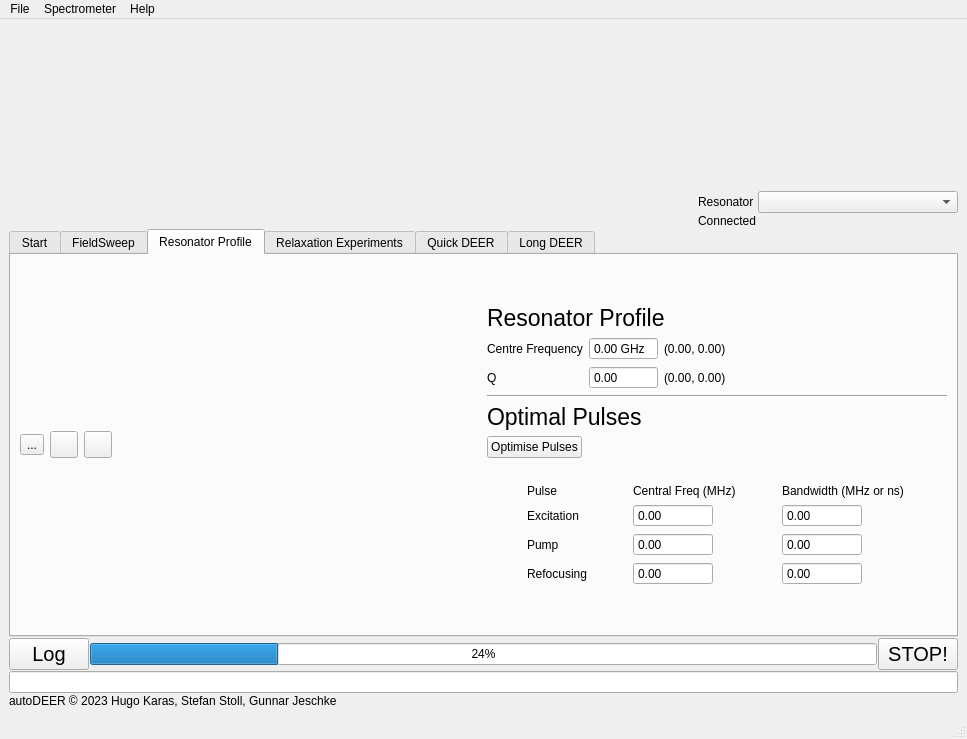
This is gui/gui2.ui in JeschkeLab/autoDEER as Qt 5 draws it before an edit. The edited form follows.
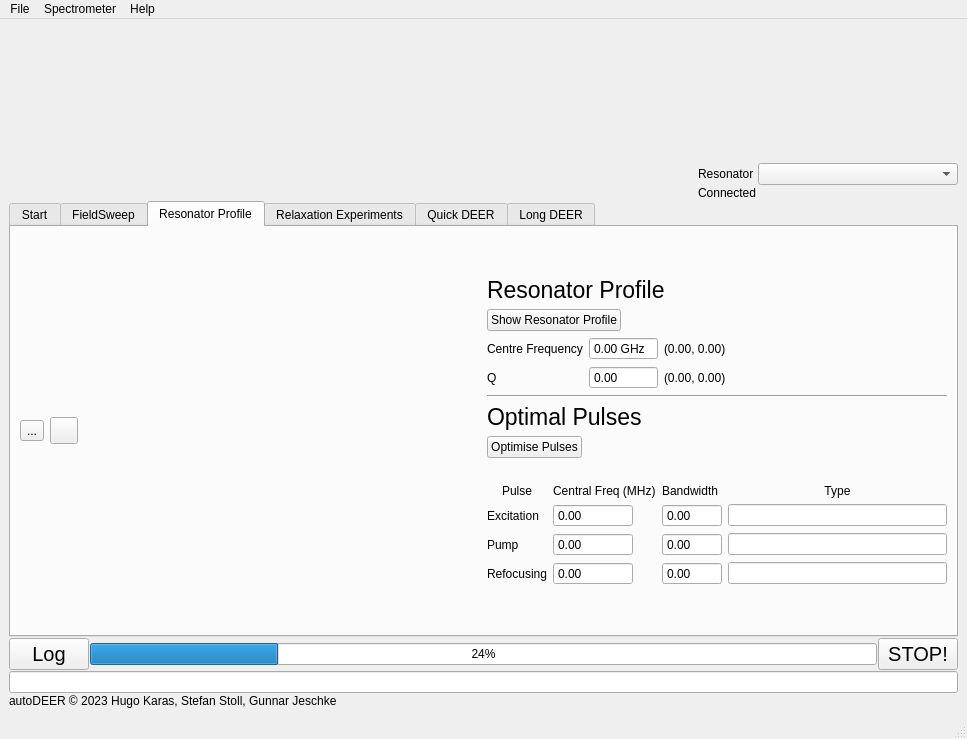
This is the edited form. The open tabs and pages were chosen to show the change. Icons and pictures are not drawn. Custom widgets are drawn as their Qt base class.

Diff of the .ui file:
```diff
--- a/gui/gui2.ui
+++ b/gui/gui2.ui
@@ -797,26 +797,6 @@
                   </property>
                  </widget>
                 </item>
-                <item>
-                 <widget class="QToolButton" name="respro_Run_button">
-                  <property name="toolTip">
-                   <string>Run/Rerun measurment</string>
-                  </property>
-                  <property name="text">
-                   <string notr="true"/>
-                  </property>
-                  <property name="icon">
-                   <iconset resource="../../../autoDeer_dev/GUI/resources_file.qrc">
-                    <normaloff>:/icons/resources/play.png</normaloff>:/icons/resources/play.png</iconset>
-                  </property>
-                  <property name="iconSize">
-                   <size>
-                    <width>20</width>
-                    <height>20</height>
-                   </size>
-                  </property>
-                 </widget>
-                </item>
                 <item>
                  <spacer name="horizontalSpacer_4">
                   <property name="orientation">
@@ -849,17 +829,24 @@
                 </property>
                </spacer>
               </item>
+              <item>
+               <widget class="QLabel" name="label_5">
+                <property name="font">
+                 <font>
+                  <pointsize>17</pointsize>
+                 </font>
+                </property>
+                <property name="text">
+                 <string>Resonator Profile</string>
+                </property>
+               </widget>
+              </item>
               <item>
                <layout class="QHBoxLayout" name="horizontalLayout_8">
                 <item>
-                 <widget class="QLabel" name="label_5">
-                  <property name="font">
-                   <font>
-                    <pointsize>17</pointsize>
-                   </font>
-                  </property>
+                 <widget class="QPushButton" name="show_respro">
                   <property name="text">
-                   <string>Resonator Profile</string>
+                   <string>Show Resonator Profile</string>
                   </property>
                  </widget>
                 </item>
@@ -994,24 +981,78 @@
                </layout>
               </item>
               <item>
-               <layout class="QGridLayout" name="gridLayout_2" columnstretch="0,1,1">
+               <layout class="QGridLayout" name="gridLayout_2" columnstretch="0,0,0,0">
                 <property name="sizeConstraint">
                  <enum>QLayout::SetDefaultConstraint</enum>
                 </property>
                 <property name="topMargin">
                  <number>20</number>
                 </property>
+                <item row="3" column="1">
+                 <widget class="QDoubleSpinBox" name="RefFreqBox">
+                  <property name="minimumSize">
+                   <size>
+                    <width>50</width>
+                    <height>0</height>
+                   </size>
+                  </property>
+                  <property name="maximumSize">
+                   <size>
+                    <width>80</width>
+                    <height>16777215</height>
+                   </size>
+                  </property>
+                  <property name="readOnly">
+                   <bool>true</bool>
+                  </property>
+                  <property name="buttonSymbols">
+                   <enum>QAbstractSpinBox::NoButtons</enum>
+                  </property>
+                 </widget>
+                </item>
+                <item row="0" column="3">
+                 <widget class="QLabel" name="label_4">
+                  <property name="text">
+                   <string>Type</string>
+                  </property>
+                  <property name="alignment">
+                   <set>Qt::AlignCenter</set>
+                  </property>
+                 </widget>
+                </item>
                 <item row="0" column="2">
                  <widget class="QLabel" name="label_25">
                   <property name="text">
-                   <string>Bandwidth (MHz or ns)</string>
+                   <string>Bandwidth </string>
+                  </property>
+                 </widget>
+                </item>
+                <item row="2" column="2">
+                 <widget class="QDoubleSpinBox" name="PumpBWBox">
+                  <property name="minimumSize">
+                   <size>
+                    <width>50</width>
+                    <height>0</height>
+                   </size>
+                  </property>
+                  <property name="maximumSize">
+                   <size>
+                    <width>80</width>
+                    <height>16777215</height>
+                   </size>
+                  </property>
+                  <property name="readOnly">
+                   <bool>true</bool>
+                  </property>
+                  <property name="buttonSymbols">
+                   <enum>QAbstractSpinBox::NoButtons</enum>
                   </property>
                  </widget>
                 </item>
                 <item row="0" column="0">
                  <widget class="QLabel" name="label_23">
                   <property name="sizePolicy">
-                   <sizepolicy hsizetype="Fixed" vsizetype="Preferred">
+                   <sizepolicy hsizetype="Preferred" vsizetype="Preferred">
                     <horstretch>0</horstretch>
                     <verstretch>0</verstretch>
                    </sizepolicy>
@@ -1028,6 +1069,9 @@
                   <property name="text">
                    <string>Pulse</string>
                   </property>
+                  <property name="alignment">
+                   <set>Qt::AlignCenter</set>
+                  </property>
                  </widget>
                 </item>
                 <item row="1" column="1">
@@ -1058,6 +1102,28 @@
                   </property>
                  </widget>
                 </item>
+                <item row="2" column="1">
+                 <widget class="QDoubleSpinBox" name="PumpFreqBox">
+                  <property name="minimumSize">
+                   <size>
+                    <width>50</width>
+                    <height>0</height>
+                   </size>
+                  </property>
+                  <property name="maximumSize">
+                   <size>
+                    <width>80</width>
+                    <height>16777215</height>
+                   </size>
+                  </property>
+                  <property name="readOnly">
+                   <bool>true</bool>
+                  </property>
+                  <property name="buttonSymbols">
+                   <enum>QAbstractSpinBox::NoButtons</enum>
+                  </property>
+                 </widget>
+                </item>
                 <item row="1" column="0">
                  <widget class="QLabel" name="label_22">
                   <property name="sizePolicy">
@@ -1113,6 +1179,28 @@
                   </property>
                  </widget>
                 </item>
+                <item row="3" column="2">
+                 <widget class="QDoubleSpinBox" name="RefBWBox">
+                  <property name="minimumSize">
+                   <size>
+                    <width>50</width>
+                    <height>0</height>
+                   </size>
+                  </property>
+                  <property name="maximumSize">
+                   <size>
+                    <width>80</width>
+                    <height>16777215</height>
+                   </size>
+                  </property>
+                  <property name="readOnly">
+                   <bool>true</bool>
+                  </property>
+                  <property name="buttonSymbols">
+                   <enum>QAbstractSpinBox::NoButtons</enum>
+                  </property>
+                 </widget>
+                </item>
                 <item row="3" column="0">
                  <widget class="QLabel" name="label_27">
                   <property name="sizePolicy">
@@ -1126,92 +1214,43 @@
                   </property>
                  </widget>
                 </item>
-                <item row="2" column="1">
-                 <widget class="QDoubleSpinBox" name="doubleSpinBox_3">
+                <item row="1" column="3">
+                 <widget class="QLineEdit" name="ExcTypeLine">
                   <property name="minimumSize">
                    <size>
-                    <width>50</width>
-                    <height>0</height>
-                   </size>
-                  </property>
-                  <property name="maximumSize">
-                   <size>
                     <width>80</width>
-                    <height>16777215</height>
-                   </size>
-                  </property>
-                  <property name="readOnly">
-                   <bool>true</bool>
-                  </property>
-                  <property name="buttonSymbols">
-                   <enum>QAbstractSpinBox::NoButtons</enum>
-                  </property>
-                 </widget>
-                </item>
-                <item row="3" column="1">
-                 <widget class="QDoubleSpinBox" name="doubleSpinBox_4">
-                  <property name="minimumSize">
-                   <size>
-                    <width>50</width>
                     <height>0</height>
                    </size>
                   </property>
-                  <property name="maximumSize">
-                   <size>
-                    <width>80</width>
-                    <height>16777215</height>
-                   </size>
-                  </property>
                   <property name="readOnly">
                    <bool>true</bool>
                   </property>
-                  <property name="buttonSymbols">
-                   <enum>QAbstractSpinBox::NoButtons</enum>
-                  </property>
                  </widget>
                 </item>
-                <item row="2" column="2">
-                 <widget class="QDoubleSpinBox" name="doubleSpinBox_5">
+                <item row="2" column="3">
+                 <widget class="QLineEdit" name="PumpTypeLine">
                   <property name="minimumSize">
                    <size>
-                    <width>50</width>
+                    <width>80</width>
                     <height>0</height>
                    </size>
                   </property>
-                  <property name="maximumSize">
-                   <size>
-                    <width>80</width>
-                    <height>16777215</height>
-                   </size>
-                  </property>
                   <property name="readOnly">
                    <bool>true</bool>
                   </property>
-                  <property name="buttonSymbols">
-                   <enum>QAbstractSpinBox::NoButtons</enum>
-                  </property>
                  </widget>
                 </item>
-                <item row="3" column="2">
-                 <widget class="QDoubleSpinBox" name="doubleSpinBox_6">
+                <item row="3" column="3">
+                 <widget class="QLineEdit" name="RefTypeLine">
                   <property name="minimumSize">
                    <size>
-                    <width>50</width>
+                    <width>80</width>
                     <height>0</height>
                    </size>
                   </property>
-                  <property name="maximumSize">
-                   <size>
-                    <width>80</width>
-                    <height>16777215</height>
-                   </size>
-                  </property>
                   <property name="readOnly">
                    <bool>true</bool>
                   </property>
-                  <property name="buttonSymbols">
-                   <enum>QAbstractSpinBox::NoButtons</enum>
-                  </property>
                  </widget>
                 </item>
                </layout>
```
Left out of the diff: 73 changed lines with no effect on the pictures.
